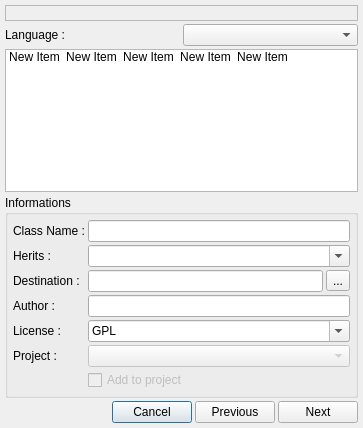
Above: v2/branches/dev/monkey/src/templatesmanager/ui/UITemplatesWizard.ui from testmana2/mks before the change. Below: the same form after it.
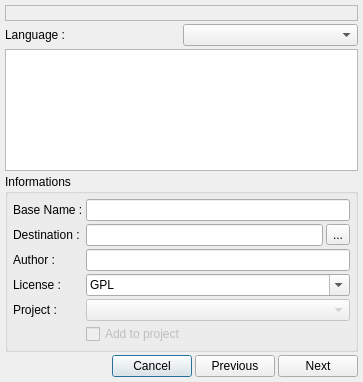
That is the form after the change. Icons and pictures are not drawn.

Patch:
```diff
--- a/v2/branches/dev/monkey/src/templatesmanager/ui/UITemplatesWizard.ui
+++ b/v2/branches/dev/monkey/src/templatesmanager/ui/UITemplatesWizard.ui
@@ -6,7 +6,7 @@
     <x>0</x>
     <y>0</y>
     <width>363</width>
-    <height>428</height>
+    <height>382</height>
    </rect>
   </property>
   <property name="windowTitle" >
@@ -88,46 +88,6 @@
          <property name="uniformItemSizes" >
           <bool>true</bool>
          </property>
-         <item>
-          <property name="text" >
-           <string>New Item</string>
-          </property>
-          <property name="icon" >
-           <iconset resource="../../resources/resources.qrc" >:/temp/icons/temp/kcmsystem.png</iconset>
-          </property>
-         </item>
-         <item>
-          <property name="text" >
-           <string>New Item</string>
-          </property>
-          <property name="icon" >
-           <iconset resource="../../resources/resources.qrc" >:/temp/icons/temp/kpf.png</iconset>
-          </property>
-         </item>
-         <item>
-          <property name="text" >
-           <string>New Item</string>
-          </property>
-          <property name="icon" >
-           <iconset resource="../../resources/resources.qrc" >:/temp/icons/temp/kwin.png</iconset>
-          </property>
-         </item>
-         <item>
-          <property name="text" >
-           <string>New Item</string>
-          </property>
-          <property name="icon" >
-           <iconset resource="../../resources/resources.qrc" >:/temp/icons/temp/package_development.png</iconset>
-          </property>
-         </item>
-         <item>
-          <property name="text" >
-           <string>New Item</string>
-          </property>
-          <property name="icon" >
-           <iconset resource="../../resources/resources.qrc" >:/temp/icons/temp/package_applications.png</iconset>
-          </property>
-         </item>
         </widget>
        </item>
        <item>
@@ -139,58 +99,59 @@
           <property name="margin" >
            <number>5</number>
           </property>
-          <property name="spacing" >
+          <property name="topMargin" >
+           <number>5</number>
+          </property>
+          <property name="rightMargin" >
+           <number>5</number>
+          </property>
+          <property name="bottomMargin" >
+           <number>5</number>
+          </property>
+          <property name="horizontalSpacing" >
            <number>3</number>
           </property>
-          <item row="5" column="1" colspan="2" >
-           <widget class="QComboBox" name="cbProjects" >
-            <property name="enabled" >
-             <bool>false</bool>
-            </property>
-           </widget>
-          </item>
-          <item row="5" column="0" >
-           <widget class="QLabel" name="lProject" >
+          <property name="verticalSpacing" >
+           <number>3</number>
+          </property>
+          <item row="0" column="0" >
+           <widget class="QLabel" name="lBaseName" >
             <property name="text" >
-             <string>Project :</string>
+             <string>Base Name :</string>
             </property>
            </widget>
           </item>
-          <item row="2" column="0" >
+          <item row="0" column="1" colspan="2" >
+           <widget class="QLineEdit" name="leBaseName" />
+          </item>
+          <item row="1" column="0" >
            <widget class="QLabel" name="lDestination" >
             <property name="text" >
              <string>Destination :</string>
             </property>
            </widget>
           </item>
-          <item row="0" column="1" colspan="2" >
-           <widget class="QLineEdit" name="leClassName" />
+          <item row="1" column="1" >
+           <widget class="QLineEdit" name="leDestination" />
           </item>
-          <item row="2" column="2" >
+          <item row="1" column="2" >
            <widget class="QToolButton" name="tbDestination" >
             <property name="text" >
              <string>...</string>
             </property>
            </widget>
           </item>
-          <item row="2" column="1" >
-           <widget class="QLineEdit" name="leDestination" />
-          </item>
-          <item row="0" column="0" >
-           <widget class="QLabel" name="lClassName" >
-            <property name="text" >
-             <string>Class Name :</string>
-            </property>
-           </widget>
-          </item>
-          <item row="3" column="0" >
+          <item row="2" column="0" >
            <widget class="QLabel" name="lAuthor" >
             <property name="text" >
              <string>Author :</string>
             </property>
            </widget>
           </item>
-          <item row="4" column="0" >
+          <item row="2" column="1" colspan="2" >
+           <widget class="QLineEdit" name="leAuthor" />
+          </item>
+          <item row="3" column="0" >
            <widget class="QLabel" name="lLicense" >
             <property name="text" >
              <string>License :</string>
@@ -198,9 +159,6 @@
            </widget>
           </item>
           <item row="3" column="1" colspan="2" >
-           <widget class="QLineEdit" name="leAuthor" />
-          </item>
-          <item row="4" column="1" colspan="2" >
            <widget class="QComboBox" name="cbLicenses" >
             <property name="editable" >
              <bool>true</bool>
@@ -227,21 +185,21 @@
             </item>
            </widget>
           </item>
-          <item row="1" column="0" >
-           <widget class="QLabel" name="lHerits" >
+          <item row="4" column="0" >
+           <widget class="QLabel" name="lProject" >
             <property name="text" >
-             <string>Herits :</string>
+             <string>Project :</string>
             </property>
            </widget>
           </item>
-          <item row="1" column="1" colspan="2" >
-           <widget class="QComboBox" name="cbHerits" >
-            <property name="editable" >
-             <bool>true</bool>
+          <item row="4" column="1" colspan="2" >
+           <widget class="QComboBox" name="cbProjects" >
+            <property name="enabled" >
+             <bool>false</bool>
             </property>
            </widget>
           </item>
-          <item row="6" column="1" colspan="2" >
+          <item row="5" column="1" colspan="2" >
            <widget class="QCheckBox" name="cbAddToProject" >
             <property name="enabled" >
              <bool>false</bool>
```
Left out of the diff: 80 changed lines with no effect on the pictures.
